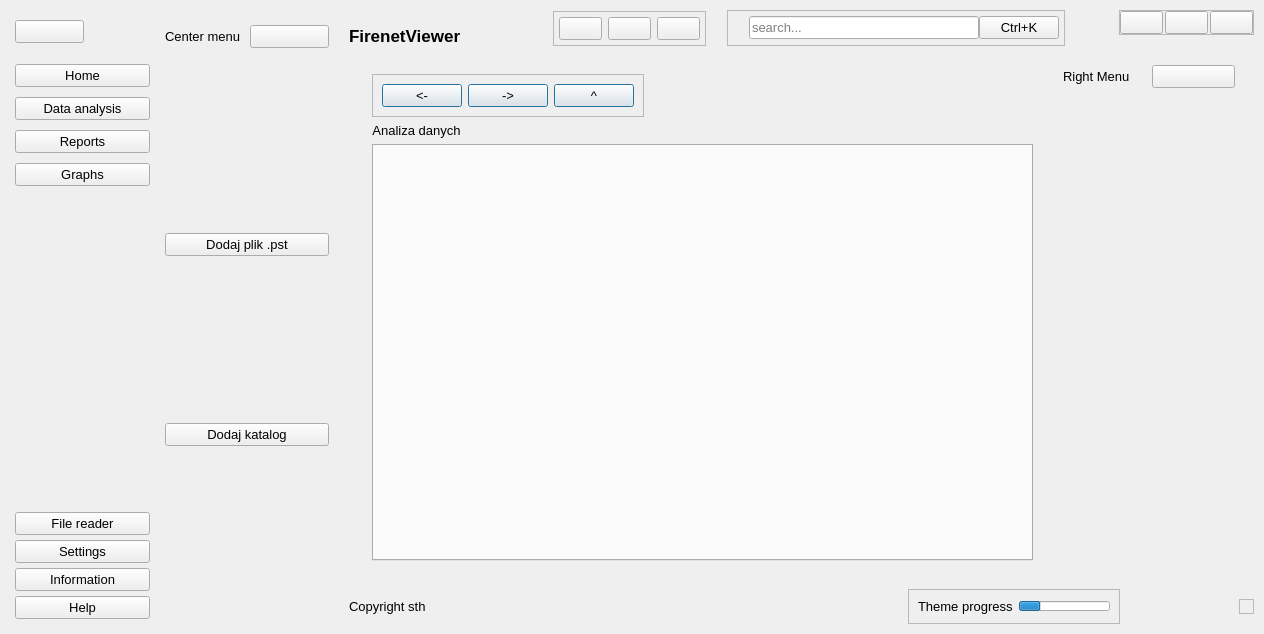
The window that generated-files/ui/new_interface.ui (FireNetWCH/FirenetViewer) describes before a commit, drawn with Qt 5.
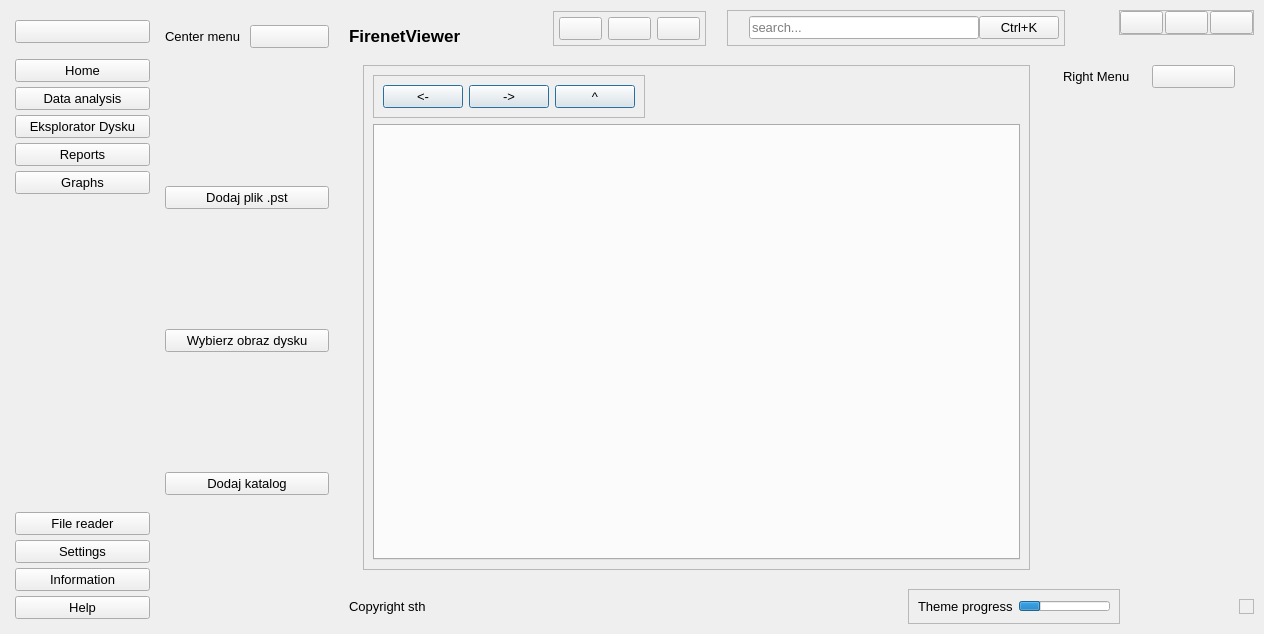
The same window after the commit. The open tabs and pages were chosen to show the change. Icons and pictures are not drawn. Custom widgets are drawn as their Qt base class.

Commit message: add print icon and moving in the file system in view image disc

What changed in the file:
```diff
--- a/generated-files/ui/new_interface.ui
+++ b/generated-files/ui/new_interface.ui
@@ -62,7 +62,7 @@
        <property name="bottomMargin">
         <number>0</number>
        </property>
-       <item alignment="Qt::AlignmentFlag::AlignLeft|Qt::AlignmentFlag::AlignTop">
+       <item>
         <widget class="QWidget" name="widget" native="true">
          <property name="minimumSize">
           <size>
@@ -103,7 +103,7 @@
          </layout>
         </widget>
        </item>
-       <item alignment="Qt::AlignmentFlag::AlignTop">
+       <item>
         <widget class="QWidget" name="widget_2" native="true">
          <property name="minimumSize">
           <size>
@@ -155,6 +155,13 @@
             </property>
            </widget>
           </item>
+          <item>
+           <widget class="QPushButton" name="eksploratorImgBtn">
+            <property name="text">
+             <string>Eksplorator Dysku</string>
+            </property>
+           </widget>
+          </item>
           <item>
            <widget class="QPushButton" name="reportsBtn">
             <property name="text">
@@ -401,6 +408,13 @@
              </property>
             </widget>
            </item>
+           <item>
+            <widget class="QPushButton" name="select_img_disc_btn">
+             <property name="text">
+              <string>Wybierz obraz dysku</string>
+             </property>
+            </widget>
+           </item>
            <item>
             <widget class="QPushButton" name="select_directory">
              <property name="text">
@@ -752,7 +766,7 @@
              <item>
               <widget class="QCustomQStackedWidget" name="mainPages">
                <property name="currentIndex">
-                <number>2</number>
+                <number>4</number>
                </property>
                <widget class="QWidget" name="homePage">
                 <layout class="QVBoxLayout" name="verticalLayout_11">
@@ -1092,6 +1106,125 @@
                  </item>
                 </layout>
                </widget>
+               <widget class="QWidget" name="disgImagePage">
+                <property name="sizePolicy">
+                 <sizepolicy hsizetype="Preferred" vsizetype="Preferred">
+                  <horstretch>0</horstretch>
+                  <verstretch>0</verstretch>
+                 </sizepolicy>
+                </property>
+                <layout class="QVBoxLayout" name="verticalLayout_25">
+                 <item>
+                  <widget class="QFrame" name="frame_5">
+                   <property name="sizePolicy">
+                    <sizepolicy hsizetype="Preferred" vsizetype="Preferred">
+                     <horstretch>0</horstretch>
+                     <verstretch>0</verstretch>
+                    </sizepolicy>
+                   </property>
+                   <property name="frameShape">
+                    <enum>QFrame::Shape::StyledPanel</enum>
+                   </property>
+                   <property name="frameShadow">
+                    <enum>QFrame::Shadow::Raised</enum>
+                   </property>
+                   <layout class="QVBoxLayout" name="verticalLayout_21">
+                    <item>
+                     <widget class="QFrame" name="frame_6">
+                      <property name="enabled">
+                       <bool>true</bool>
+                      </property>
+                      <property name="sizePolicy">
+                       <sizepolicy hsizetype="Fixed" vsizetype="Fixed">
+                        <horstretch>0</horstretch>
+                        <verstretch>0</verstretch>
+                       </sizepolicy>
+                      </property>
+                      <property name="frameShape">
+                       <enum>QFrame::Shape::StyledPanel</enum>
+                      </property>
+                      <property name="frameShadow">
+                       <enum>QFrame::Shadow::Raised</enum>
+                      </property>
+                      <layout class="QHBoxLayout" name="horizontalLayout_15">
+                       <item>
+                        <widget class="QPushButton" name="left_btn_2">
+                         <property name="sizePolicy">
+                          <sizepolicy hsizetype="Fixed" vsizetype="Fixed">
+                           <horstretch>0</horstretch>
+                           <verstretch>0</verstretch>
+                          </sizepolicy>
+                         </property>
+                         <property name="text">
+                          <string>&lt;-</string>
+                         </property>
+                         <property name="autoDefault">
+                          <bool>false</bool>
+                         </property>
+                         <property name="default">
+                          <bool>true</bool>
+                         </property>
+                         <property name="flat">
+                          <bool>false</bool>
+                         </property>
+                        </widget>
+                       </item>
+                       <item>
+                        <widget class="QPushButton" name="rigth_btn_2">
+                         <property name="enabled">
+                          <bool>true</bool>
+                         </property>
+                         <property name="sizePolicy">
+                          <sizepolicy hsizetype="Fixed" vsizetype="Fixed">
+                           <horstretch>0</horstretch>
+                           <verstretch>0</verstretch>
+                          </sizepolicy>
+                         </property>
+                         <property name="text">
+                          <string>-&gt;</string>
+                         </property>
+                         <property name="default">
+                          <bool>true</bool>
+                         </property>
+                        </widget>
+                       </item>
+                       <item>
+                        <widget class="QPushButton" name="up_btn_2">
+                         <property name="sizePolicy">
+                          <sizepolicy hsizetype="Fixed" vsizetype="Fixed">
+                           <horstretch>0</horstretch>
+                           <verstretch>0</verstretch>
+                          </sizepolicy>
+                         </property>
+                         <property name="text">
+                          <string>^</string>
+                         </property>
+                         <property name="autoDefault">
+                          <bool>false</bool>
+                         </property>
+                         <property name="default">
+                          <bool>true</bool>
+                         </property>
+                         <property name="flat">
+                          <bool>false</bool>
+                         </property>
+                        </widget>
+                       </item>
+                      </layout>
+                     </widget>
+                    </item>
+                    <item>
+                     <widget class="QTabWidget" name="tabWidget_2">
+                      <property name="currentIndex">
+                       <number>-1</number>
+                      </property>
+                     </widget>
+                    </item>
+                   </layout>
+                  </widget>
+                 </item>
+                </layout>
+               </widget>
               </widget>
              </item>
             </layout>
```
Left out of the diff: 4 changed lines with no effect on the pictures. The commit also changes 5 other files.
